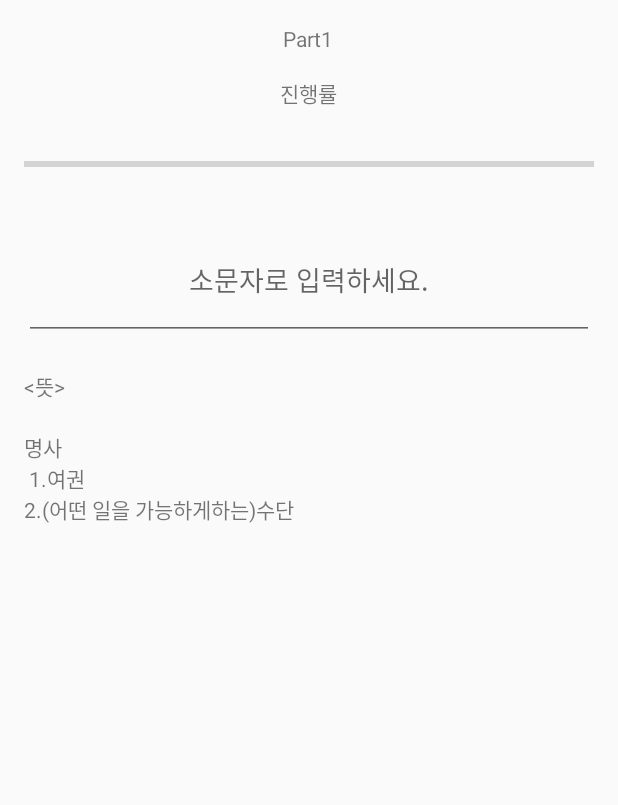
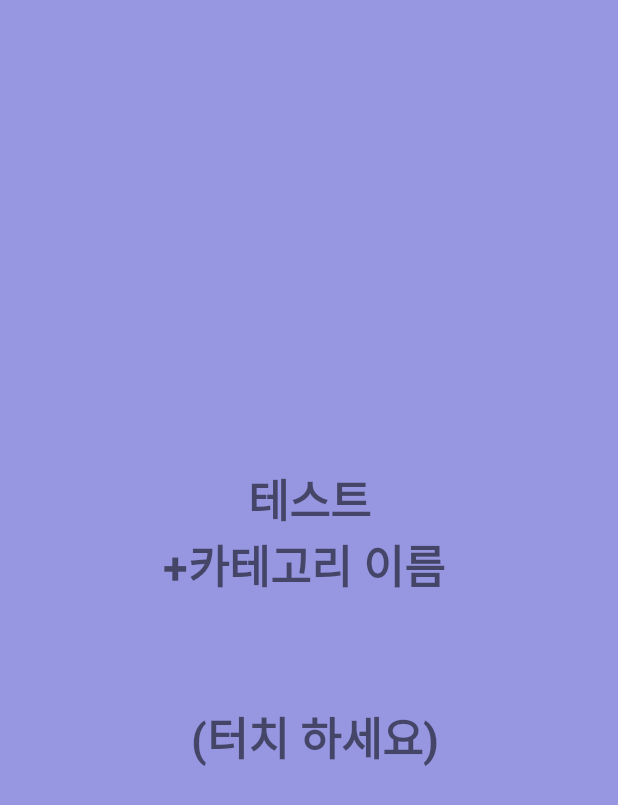
Before and after one commit to jjongwon7/VocaProject, an Android app: the TestActivity screen opened directly, with no data from a screen before it, on a phone screen of 412 x 824 dp. Shown: the top 805 px of the screen. Run offline under Robolectric (Android 15) with nearby library versions, the phone set to English and light mode, and no system bars; our stand-ins replace Firebase (no records; nobody signed in at launch, a user with empty details on screens opened directly).

Commit message:
Update activity_test.xml

```diff
--- a/app/src/main/res/layout/activity_test.xml
+++ b/app/src/main/res/layout/activity_test.xml
@@ -1,10 +1,26 @@
 <?xml version="1.0" encoding="utf-8"?>
-<LinearLayout xmlns:android="http://schemas.android.com/apk/res/android"
+<FrameLayout xmlns:android="http://schemas.android.com/apk/res/android"
+    android:layout_width="match_parent"
+    android:layout_height="match_parent">
+
+    <TextView
+        android:id="@+id/Tv_1"
+        android:layout_width="match_parent"
+        android:layout_height="match_parent"
+        android:background="#660000BB"
+        android:gravity="center"
+        android:text="테스트\n\+카테고리 이름 \n\n\n (터치 하세요)"
+        android:textSize="30dp"
+        android:textStyle="bold"
+        android:visibility="visible"/>
+
+    <LinearLayout
+        android:id="@+id/LY1"
     android:layout_width="match_parent"
     android:layout_height="match_parent"
     android:orientation="vertical"
     android:padding="16dp"
-    android:visibility="visible"
+    android:visibility="invisible"
     android:focusable="true"
     android:focusableInTouchMode="true">
 <!--  화면이 리프레시 될 때, editText로 자동으로 포커스가 가는 현상 방지-->
@@ -50,11 +66,7 @@
         android:layout_marginTop="20dp"
         android:text="&lt;뜻&gt;" />
 
-    <FrameLayout
-        android:id="@+id/meanFrame"
-        android:layout_width="match_parent"
-        android:layout_height="wrap_content"
-        android:visibility="visible">
+
 
     <TextView
         android:id="@+id/textView1"
@@ -65,22 +77,6 @@
         android:visibility="visible" />
 
 
-        <TextView
-            android:id="@+id/textView2"
-            android:layout_width="match_parent"
-            android:layout_height="wrap_content"
-            android:layout_marginTop="20dp"
-            android:text="명사 \n 1.공항"
-            android:visibility="invisible" />
-
-        <TextView
-            android:id="@+id/textView3"
-            android:layout_width="match_parent"
-            android:layout_height="wrap_content"
-            android:layout_marginTop="20dp"
-            android:text="명사 \n 1.여객기의 탑승권"
-            android:visibility="invisible" />
-    </FrameLayout>
     <!--    점수출력-->
     <LinearLayout
         android:id="@+id/result"
@@ -138,44 +134,144 @@
                     android:visibility="gone" />
 
                 <TextView
-
+                    android:id="@+id/testresult4"
                     android:layout_width="match_parent"
                     android:layout_height="wrap_content"
                     android:layout_marginTop="20dp"
-                    android:text="\n\n scroll view test(결과물에선 출력 안함) \n\n"
-                    android:visibility="visible" />
+                    android:text="boarding pass\n\n명사 \n 1.여객기의 탑승권"
+                    android:visibility="gone" />
 
                 <TextView
-
+                    android:id="@+id/testresult5"
                     android:layout_width="match_parent"
                     android:layout_height="wrap_content"
                     android:layout_marginTop="20dp"
-                    android:text="\n\n scroll view test \n\n"
-                    android:visibility="visible" />
+                    android:text="boarding pass\n\n명사 \n 1.여객기의 탑승권"
+                    android:visibility="gone" />
 
                 <TextView
-
+                    android:id="@+id/testresult6"
                     android:layout_width="match_parent"
                     android:layout_height="wrap_content"
                     android:layout_marginTop="20dp"
-                    android:text="\n\n scroll view test \n\n"
-                    android:visibility="visible" />
+                    android:text="boarding pass\n\n명사 \n 1.여객기의 탑승권"
+                    android:visibility="gone" />
 
                 <TextView
-
+                    android:id="@+id/testresult7"
                     android:layout_width="match_parent"
                     android:layout_height="wrap_content"
                     android:layout_marginTop="20dp"
-                    android:text="\n\n scroll view test \n\n"
-                    android:visibility="visible" />
+                    android:text="boarding pass\n\n명사 \n 1.여객기의 탑승권"
+                    android:visibility="gone" />
 
                 <TextView
-
+                    android:id="@+id/testresult8"
                     android:layout_width="match_parent"
                     android:layout_height="wrap_content"
                     android:layout_marginTop="20dp"
-                    android:text="\n\n scroll view test \n\n"
-                    android:visibility="visible" />
+                    android:text="boarding pass\n\n명사 \n 1.여객기의 탑승권"
+                    android:visibility="gone" />
+
+                <TextView
+                    android:id="@+id/testresult9"
+                    android:layout_width="match_parent"
+                    android:layout_height="wrap_content"
+                    android:layout_marginTop="20dp"
+                    android:text="boarding pass\n\n명사 \n 1.여객기의 탑승권"
+                    android:visibility="gone" />
+
+                <TextView
+                    android:id="@+id/testresult10"
+                    android:layout_width="match_parent"
+                    android:layout_height="wrap_content"
+                    android:layout_marginTop="20dp"
+                    android:text="boarding pass\n\n명사 \n 1.여객기의 탑승권"
+                    android:visibility="gone" />
+
+                <TextView
+                    android:id="@+id/testresult11"
+                    android:layout_width="match_parent"
+                    android:layout_height="wrap_content"
+                    android:layout_marginTop="20dp"
+                    android:text="boarding pass\n\n명사 \n 1.여객기의 탑승권"
+                    android:visibility="gone" />
+
+                <TextView
+                    android:id="@+id/testresult12"
+                    android:layout_width="match_parent"
+                    android:layout_height="wrap_content"
+                    android:layout_marginTop="20dp"
+                    android:text="boarding pass\n\n명사 \n 1.여객기의 탑승권"
+                    android:visibility="gone" />
+
+                <TextView
+                    android:id="@+id/testresult13"
+                    android:layout_width="match_parent"
+                    android:layout_height="wrap_content"
+                    android:layout_marginTop="20dp"
+                    android:text="boarding pass\n\n명사 \n 1.여객기의 탑승권"
+                    android:visibility="gone" />
+
+                <TextView
+                    android:id="@+id/testresult14"
+                    android:layout_width="match_parent"
+                    android:layout_height="wrap_content"
+                    android:layout_marginTop="20dp"
+                    android:text="boarding pass\n\n명사 \n 1.여객기의 탑승권"
+                    android:visibility="gone" />
+
+                <TextView
+                    android:id="@+id/testresult15"
+                    android:layout_width="match_parent"
+                    android:layout_height="wrap_content"
+                    android:layout_marginTop="20dp"
+                    android:text="boarding pass\n\n명사 \n 1.여객기의 탑승권"
+                    android:visibility="gone" />
+
+                <TextView
+                    android:id="@+id/testresult16"
+                    android:layout_width="match_parent"
+                    android:layout_height="wrap_content"
+                    android:layout_marginTop="20dp"
+                    android:text="boarding pass\n\n명사 \n 1.여객기의 탑승권"
+                    android:visibility="gone" />
+
+                <TextView
+                    android:id="@+id/testresult17"
+                    android:layout_width="match_parent"
+                    android:layout_height="wrap_content"
+                    android:layout_marginTop="20dp"
+                    android:text="boarding pass\n\n명사 \n 1.여객기의 탑승권"
+                    android:visibility="gone" />
+
+                <TextView
+                    android:id="@+id/testresult18"
+                    android:layout_width="match_parent"
+                    android:layout_height="wrap_content"
+                    android:layout_marginTop="20dp"
+                    android:text="boarding pass\n\n명사 \n 1.여객기의 탑승권"
+                    android:visibility="gone" />
+
+                <TextView
+                    android:id="@+id/testresult19"
+                    android:layout_width="match_parent"
+                    android:layout_height="wrap_content"
+                    android:layout_marginTop="20dp"
+                    android:text="boarding pass\n\n명사 \n 1.여객기의 탑승권"
+                    android:visibility="gone" />
+
+                <TextView
+                    android:id="@+id/testresult20"
+                    android:layout_width="match_parent"
+                    android:layout_height="wrap_content"
+                    android:layout_marginTop="20dp"
+                    android:text="boarding pass\n\n명사 \n 1.여객기의 탑승권"
+                    android:visibility="gone" />
+
+
+
+
 
             </LinearLayout>
         </ScrollView>
@@ -184,3 +280,5 @@
 
 
 </LinearLayout>
+
+</FrameLayout>
```
Lines whose indentation alone changed are shown as unchanged.
